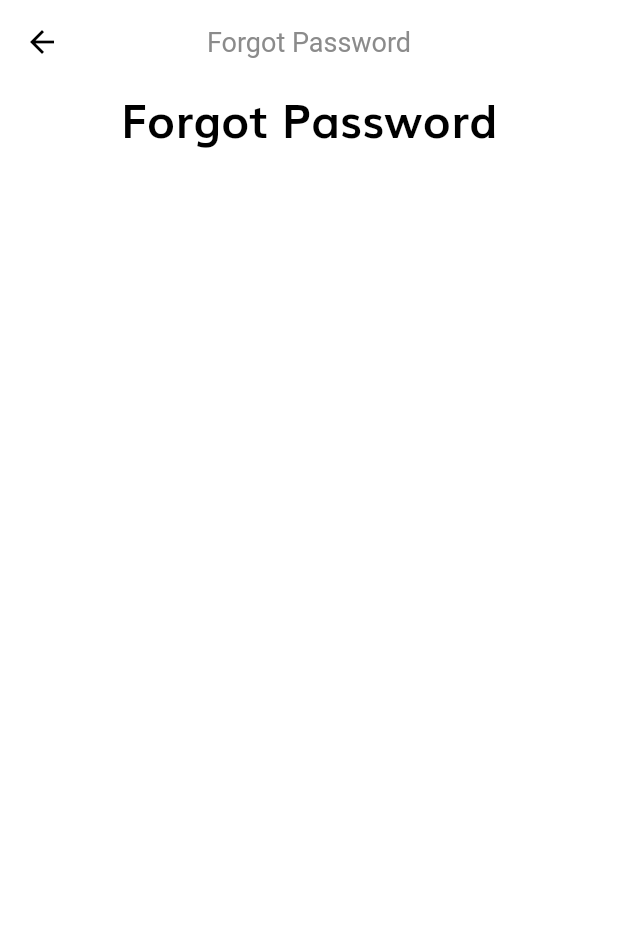
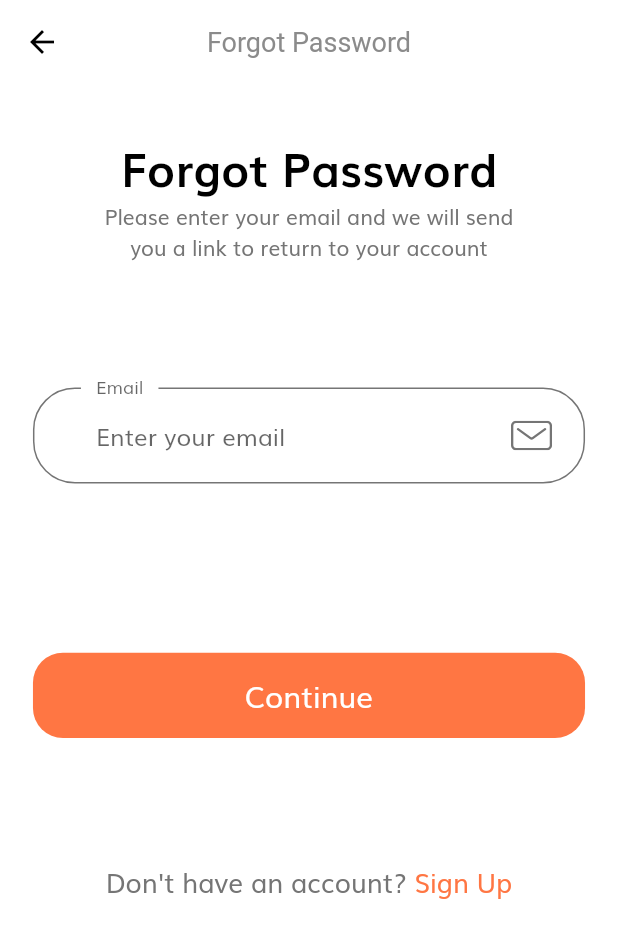
Before and after one commit to cmobiledev5/Ecommerce_Mobile_Flutter-IOS-Android, a Flutter app: the ForgotPasswordScreen screen opened by its route, on a phone screen of 412 x 824 dp. Shown: the top 938 px of the screen. Run offline on Flutter 3.47's test engine with Material 2 defaults, Android fonts, the phone set to English and light mode, and no system bars; our stand-ins replace flutter_svg.

Commit message:
done with Forgot Password Screen

```diff
--- a/lib/components/no_account_text.dart
+++ b/lib/components/no_account_text.dart
@@ -20,8 +20,7 @@ class NoAccountText extends StatelessWidget {
           ),
         ),
         GestureDetector(
-          onTap: () =>
-              Navigator.pushNamed(context, ForgotPasswordScreen.routeName),
+          onTap: (){},
           child: Text(
             "Sign Up",
             style: TextStyle(
--- a/lib/screens/forgot_password/components/body.dart
+++ b/lib/screens/forgot_password/components/body.dart
@@ -1,3 +1,4 @@
+import 'package:e_commerce_app_flutter/screens/forgot_password/components/forgot_password_form.dart';
 import 'package:flutter/material.dart';
 import '../../../size_config.dart';
 
@@ -6,8 +7,12 @@ class Body extends StatelessWidget {
   Widget build(BuildContext context) {
     return SizedBox(
       width: double.infinity,
+      child: SingleChildScrollView(
+        child: Padding(
+          padding: EdgeInsets.symmetric(horizontal: getProportionateScreenWidth(20)),
           child: Column(
             children: [
+              SizedBox(height: SizeConfig.screenHeight * 0.04),
               Text(
                 "Forgot Password",
                 style: TextStyle(
@@ -15,8 +20,16 @@ class Body extends StatelessWidget {
                   color: Colors.black,
                   fontWeight: FontWeight.bold,
                 ),
-          )
+              ),
+              Text(
+                "Please enter your email and we will send \nyou a link to return to your account",
+                textAlign: TextAlign.center,
+              ),
+              SizedBox(height: SizeConfig.screenHeight * 0.1),
+              ForgotPasswordForm(),
             ],
+          ),
+        ),
       ),
     );
   }
--- /dev/null
+++ b/lib/screens/forgot_password/components/forgot_password_form.dart
@@ -0,0 +1,81 @@
+import 'package:e_commerce_app_flutter/components/custom_suffix_icon.dart';
+import 'package:e_commerce_app_flutter/components/default_button.dart';
+import 'package:e_commerce_app_flutter/components/form_error.dart';
+import 'package:e_commerce_app_flutter/components/no_account_text.dart';
+import 'package:e_commerce_app_flutter/size_config.dart';
+import 'package:flutter/material.dart';
+
+import '../../../constants.dart';
+
+class ForgotPasswordForm extends StatefulWidget {
+  @override
+  _ForgotPasswordFormState createState() => _ForgotPasswordFormState();
+}
+
+class _ForgotPasswordFormState extends State<ForgotPasswordForm> {
+  List<String> errors = [];
+  String email;
+  final _formKey=GlobalKey<FormState>();
+  @override
+  Widget build(BuildContext context) {
+    return Form(
+      key: _formKey,
+      child: Column(
+        children: [
+          TextFormField(
+            keyboardType: TextInputType.emailAddress,
+            decoration: InputDecoration(
+              hintText: "Enter your email",
+              labelText: "Email",
+              floatingLabelBehavior: FloatingLabelBehavior.always,
+              suffixIcon: CustomSuffixIcon(
+                svgIcon: "assets/icons/Mail.svg",
+              ),
+            ),
+            onChanged: (value) {
+              if (value.isNotEmpty && errors.contains(kEmailNullError)) {
+                setState(() {
+                  errors.remove(kEmailNullError);
+                });
+              } else if (emailValidatorRegExp.hasMatch(value) &&
+                  errors.contains(kInvalidEmailError)) {
+                setState(() {
+                  errors.remove(kInvalidEmailError);
+                });
+              }
+              return null;
+            },
+            validator: (value) {
+              if (value.isEmpty && !errors.contains(kEmailNullError)) {
+                setState(() {
+                  errors.add(kEmailNullError);
+                });
+              } else if (!emailValidatorRegExp.hasMatch(value) &&
+                  !errors.contains(kInvalidEmailError)) {
+                setState(() {
+                  errors.add(kInvalidEmailError);
+                });
+              }
+              return null;
+            },
+            onSaved: (newValue) => email = newValue,
+          ),
+          SizedBox(height: getProportionateScreenHeight(30)),
+          FormError(errors: errors),
+          SizedBox(height:SizeConfig.screenHeight*0.1),
+          DefaultButton(
+            text: "Continue",
+            press: () {
+              if(_formKey.currentState.validate()) {
+                // TODO: add code to trigger the Forgot Password task
+              }
+            },
+          ),
+          SizedBox(height:SizeConfig.screenHeight*0.1),
+          NoAccountText(),
+          SizedBox(height: getProportionateScreenHeight(30)),
+        ],
+      ),
+    );
+  }
+}
```
Also changed, not shown: lib/screens/sign_in/components/sign_in_form.dart (+11 -4 lines). Lines whose indentation alone changed are shown as unchanged.
